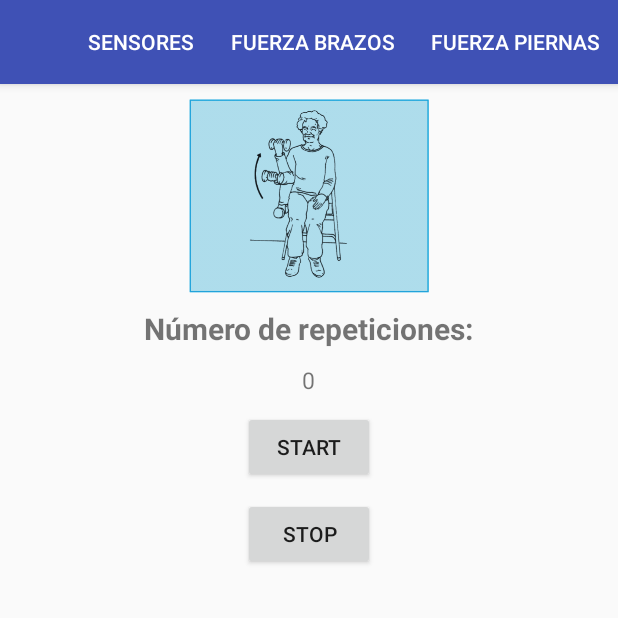
After one commit to alvarogonzalezalvarez/SeniorFitness, an Android app: the FuerzaBrazosActivity screen opened directly, with no data from a screen before it, on a phone screen of 412 x 824 dp, the top half of it. The commit adds this screen. Run offline under Robolectric (Android 15) with nearby library versions, the phone set to English and light mode, and no system bars.

Commit message:
Fuerza de brazos.
Se añade la monitorización para la prueba de fuerza de brazos, que
consiste en contar el numero de flexiones con pesas.

```diff
--- a/app/build.gradle
+++ b/app/build.gradle
@@ -28,5 +28,6 @@ dependencies {
     compile 'com.android.support:appcompat-v7:25.3.1'
     compile 'com.android.support:design:25.3.1'
     compile 'com.android.support:support-vector-drawable:25.3.1'
+    compile 'com.android.support.constraint:constraint-layout:1.0.2'
     testCompile 'junit:junit:4.12'
 }
--- a/app/src/main/AndroidManifest.xml
+++ b/app/src/main/AndroidManifest.xml
@@ -7,13 +7,11 @@
     <application
         android:allowBackup="true"
         android:icon="@mipmap/ic_launcher"
-        android:label="@string/app_name"
         android:roundIcon="@mipmap/ic_launcher_round"
         android:supportsRtl="true"
         android:theme="@style/AppTheme">
         <activity
             android:name=".SensorsActivity"
-            android:label="@string/app_name"
             android:screenOrientation="portrait">
             <intent-filter>
                 <action android:name="android.intent.action.MAIN" />
@@ -21,6 +19,10 @@
                 <category android:name="android.intent.category.LAUNCHER" />
             </intent-filter>
         </activity>
+        <activity
+            android:name=".activities.FuerzaBrazosActivity"
+            android:screenOrientation="portrait">
+        </activity>
     </application>
 
 </manifest>
--- /dev/null
+++ b/app/src/main/java/com/alvaro/seniorfitness/activities/FuerzaBrazosActivity.java
@@ -0,0 +1,74 @@
+package com.alvaro.seniorfitness.activities;
+
+import android.content.Intent;
+import android.hardware.Sensor;
+import android.hardware.SensorManager;
+import android.os.Bundle;
+import android.support.design.widget.FloatingActionButton;
+import android.support.design.widget.Snackbar;
+import android.support.v7.app.AppCompatActivity;
+import android.support.v7.widget.Toolbar;
+import android.util.Log;
+import android.view.Menu;
+import android.view.MenuItem;
+import android.view.View;
+import android.view.WindowManager;
+import android.widget.TextView;
+
+import com.alvaro.seniorfitness.R;
+import com.alvaro.seniorfitness.SensorsActivity;
+import com.alvaro.seniorfitness.activities.listeners.FuerzaBrazosListener;
+
+public class FuerzaBrazosActivity extends MainActivity {
+
+    FuerzaBrazosListener listener;
+    SensorManager sensorService;
+
+    @Override
+    protected void onCreate(Bundle savedInstanceState) {
+        super.onCreate(savedInstanceState);
+        setContentView(R.layout.activity_fuerza_brazos);
+        getWindow().addFlags(WindowManager.LayoutParams.FLAG_KEEP_SCREEN_ON);
+
+        final TextView repCount = (TextView) findViewById(R.id.repCount);
+
+        sensorService = (SensorManager) getApplicationContext()
+                            .getSystemService(getApplicationContext().SENSOR_SERVICE);
+
+        listener = new FuerzaBrazosListener(repCount, 8.0f, 0.0f);
+    }
+
+    public void start(View view) {
+        sensorService.registerListener(listener,
+                sensorService.getDefaultSensor(Sensor.TYPE_GRAVITY),
+                SensorManager.SENSOR_DELAY_FASTEST);
+    }
+
+    public void stop(View view) {
+        sensorService.unregisterListener(listener);
+    }
+
+    protected void onPause() {
+        super.onPause();
+        sensorService.unregisterListener(listener);
+    }
+
+    @Override
+    public boolean onOptionsItemSelected(MenuItem item) {
+        Intent intent;
+        switch (item.getItemId()) {
+            case R.id.navigation_sensors:
+                intent = new Intent(this, SensorsActivity.class);
+                this.startActivity(intent);
+                break;
+            case R.id.navigation_fuerza_brazos:
+                break;
+            default:
+                // If we got here, the user's action was not recognized.
+                // Invoke the superclass to handle it.
+                return super.onOptionsItemSelected(item);
+        }
+        return true;
+    }
+
+}
--- /dev/null
+++ b/app/src/main/java/com/alvaro/seniorfitness/activities/MainActivity.java
@@ -0,0 +1,24 @@
+package com.alvaro.seniorfitness.activities;
+
+import android.content.Intent;
+import android.support.v7.app.AppCompatActivity;
+import android.view.Menu;
+import android.view.MenuItem;
+
+import com.alvaro.seniorfitness.R;
+import com.alvaro.seniorfitness.SensorsActivity;
+
+/**
+ * Created by Alvaro on 19/5/17.
+ */
+
+public class MainActivity extends AppCompatActivity {
+
+    @Override
+    public boolean onCreateOptionsMenu(Menu menu) {
+        // Inflate the menu; this adds items to the action bar if it is present.
+        getMenuInflater().inflate(R.menu.navigation, menu);
+        return true;
+    }
+
+}
--- /dev/null
+++ b/app/src/main/java/com/alvaro/seniorfitness/activities/listeners/FuerzaBrazosListener.java
@@ -0,0 +1,56 @@
+package com.alvaro.seniorfitness.activities.listeners;
+
+import android.hardware.Sensor;
+import android.hardware.SensorEvent;
+import android.hardware.SensorEventListener;
+import android.media.AudioManager;
+import android.media.ToneGenerator;
+import android.util.Log;
+import android.widget.TextView;
+
+import com.alvaro.seniorfitness.exercises.FuerzaBrazosManager;
+
+
+public class FuerzaBrazosListener implements SensorEventListener {
+    TextView textView;
+
+    float upper_threshold;
+    float lower_threshold;
+
+    FuerzaBrazosManager manager;
+    int reps;
+    ToneGenerator toneGen1 = new ToneGenerator(AudioManager.STREAM_MUSIC, 100);
+
+    public FuerzaBrazosListener(final TextView textView, float upper_threshold, float lower_threshold) {
+        this.textView = textView;
+        this.upper_threshold = upper_threshold;
+        this.lower_threshold = lower_threshold;
+
+        reps = 0;
+        manager = new FuerzaBrazosManager() {
+            @Override
+            protected void onRepIncrease() {
+                toneGen1.startTone(ToneGenerator.TONE_CDMA_PIP,150);
+                reps++;
+                textView.setText(Integer.toString(reps));
+            }
+        };
+
+    }
+
+    @Override
+    public void onSensorChanged(SensorEvent event) {
+        if (event.sensor.getType() == Sensor.TYPE_GRAVITY) {
+            manager.updateEvent(event);
+        } else if (event.sensor.getType() == Sensor.TYPE_ROTATION_VECTOR) {
+
+        }
+    }
+
+    @Override
+    public void onAccuracyChanged(Sensor sensor, int accuracy) {
+
+    }
+
+
+}
--- /dev/null
+++ b/app/src/main/res/layout/activity_fuerza_brazos.xml
@@ -0,0 +1,54 @@
+<?xml version="1.0" encoding="utf-8"?>
+<LinearLayout xmlns:android="http://schemas.android.com/apk/res/android"
+    xmlns:app="http://schemas.android.com/apk/res-auto"
+    xmlns:tools="http://schemas.android.com/tools"
+    android:id="@+id/container"
+    android:layout_width="match_parent"
+    android:layout_height="match_parent"
+    android:orientation="vertical"
+    tools:context="com.alvaro.seniorfitness.activities.FuerzaBrazosActivity">
+
+    <ImageView
+        android:layout_gravity="center"
+        android:layout_marginTop="10dp"
+        android:layout_width="wrap_content"
+        android:layout_height="wrap_content"
+        android:src="@drawable/fuerzabrazos" />
+
+    <TextView
+        android:layout_width="wrap_content"
+        android:layout_height="wrap_content"
+        android:layout_gravity="center"
+        android:layout_marginTop="10dp"
+        android:text="Número de repeticiones:"
+        android:textSize="20dp"
+        android:textStyle="bold"/>
+
+    <TextView
+        android:id="@+id/repCount"
+        android:layout_width="wrap_content"
+        android:layout_height="wrap_content"
+        android:layout_gravity="center"
+        android:layout_marginTop="10dp"
+        android:text="0"
+        android:textSize="15dp" />
+
+    <Button
+        android:id="@+id/start"
+        android:layout_height="wrap_content"
+        android:layout_width="wrap_content"
+        android:layout_gravity="center"
+        android:layout_marginTop="10dp"
+        android:text="START"
+        android:onClick="start" />
+
+    <Button
+        android:id="@+id/stop"
+        android:layout_height="wrap_content"
+        android:layout_width="wrap_content"
+        android:layout_gravity="center"
+        android:layout_marginTop="10dp"
+        android:text="STOP"
+        android:onClick="stop" />
+
+</LinearLayout>
--- a/app/src/main/res/menu/navigation.xml
+++ b/app/src/main/res/menu/navigation.xml
@@ -1,19 +1,20 @@
 <?xml version="1.0" encoding="utf-8"?>
-<menu xmlns:android="http://schemas.android.com/apk/res/android">
+<menu xmlns:android="http://schemas.android.com/apk/res/android"
+      xmlns:app="http://schemas.android.com/apk/res-auto">
 
     <item
-        android:id="@+id/navigation_home"
-        android:icon="@drawable/ic_home_black_24dp"
-        android:title="@string/title_home" />
+        android:id="@+id/navigation_sensors"
+        android:title="@string/title_sensors"
+        app:showAsAction="always|withText" />
 
     <item
-        android:id="@+id/navigation_dashboard"
-        android:icon="@drawable/ic_dashboard_black_24dp"
-        android:title="@string/title_dashboard" />
+        android:id="@+id/navigation_fuerza_brazos"
+        android:title="@string/title_fuerza_brazos"
+        app:showAsAction="always|withText" />
 
     <item
-        android:id="@+id/navigation_notifications"
-        android:icon="@drawable/ic_notifications_black_24dp"
-        android:title="@string/title_notifications" />
+        android:id="@+id/navigation_fuerza_piernas"
+        android:title="@string/title_fuerza_piernas"
+        app:showAsAction="always|withText" />
 
 </menu>
--- a/app/src/main/res/values/dimens.xml
+++ b/app/src/main/res/values/dimens.xml
@@ -2,4 +2,5 @@
     <!-- Default screen margins, per the Android Design guidelines. -->
     <dimen name="activity_horizontal_margin">16dp</dimen>
     <dimen name="activity_vertical_margin">16dp</dimen>
+    <dimen name="fab_margin">16dp</dimen>
 </resources>
--- a/app/src/main/res/values/strings.xml
+++ b/app/src/main/res/values/strings.xml
@@ -1,6 +1,7 @@
 <resources>
     <string name="app_name">Senior Fitness</string>
-    <string name="title_home">Home</string>
-    <string name="title_dashboard">Dashboard</string>
-    <string name="title_notifications">Notifications</string>
+    <string name="title_sensors">Sensores</string>
+    <string name="title_fuerza_brazos">Fuerza Brazos</string>
+    <string name="title_fuerza_piernas">Fuerza Piernas</string>
+    <string name="title_activity_fuerza_brazos">FuerzaBrazosActivity</string>
 </resources>
```
Also changed, not shown: app/src/main/java/com/alvaro/seniorfitness/SensorsActivity.java (+25 -1 lines), app/src/main/java/com/alvaro/seniorfitness/exercises/FuerzaBrazosManager.java (added, +41 -0 lines), app/src/main/res/values/styles.xml (+9 -0 lines), app/src/main/res/drawable-hdpi/fuerzabrazos.png (added).
